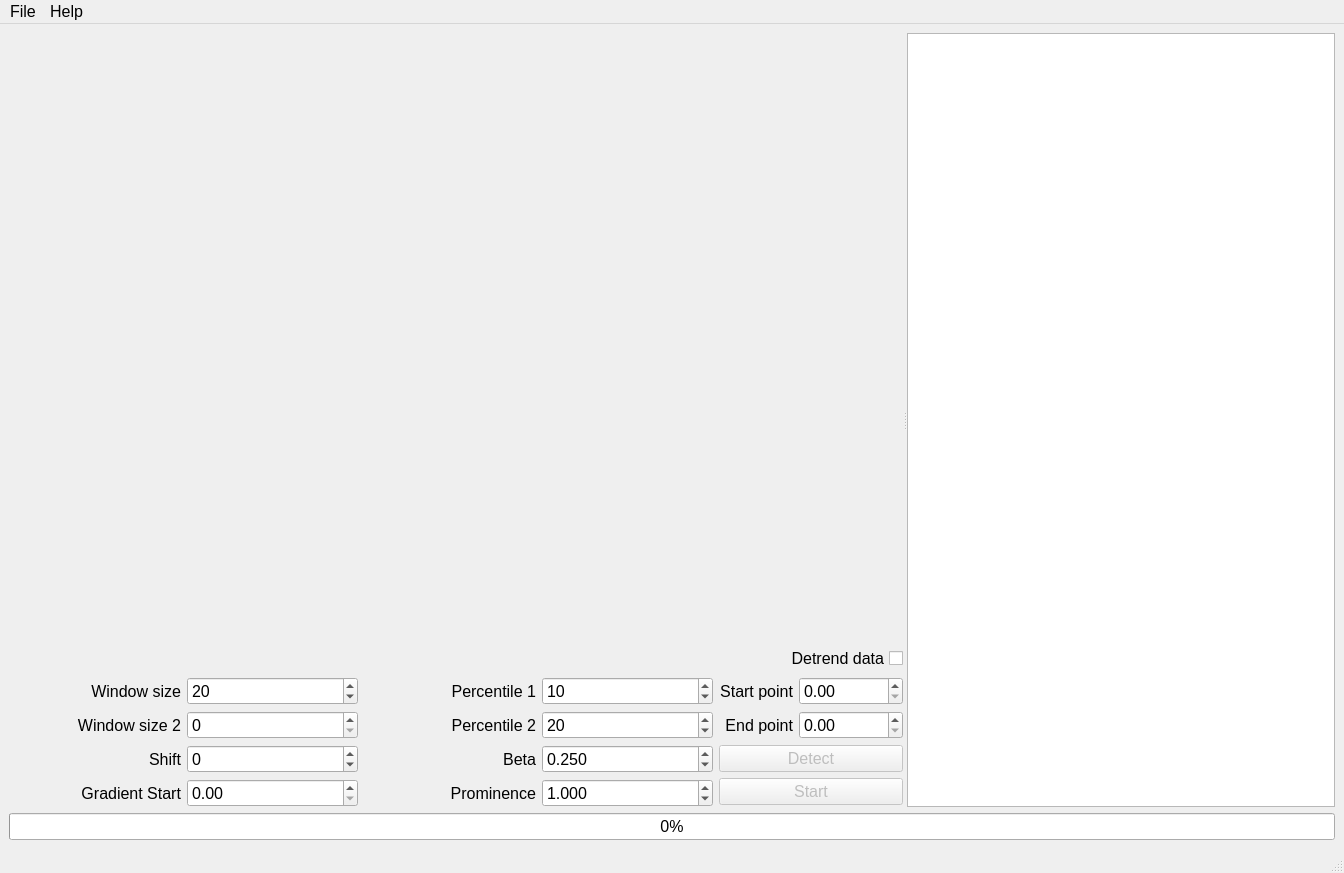
This is TransientAnalyzer.ui in IuliiaBaglaeva/TransientAnalyzerUI as Qt 5 draws it before an edit. The edited form follows.
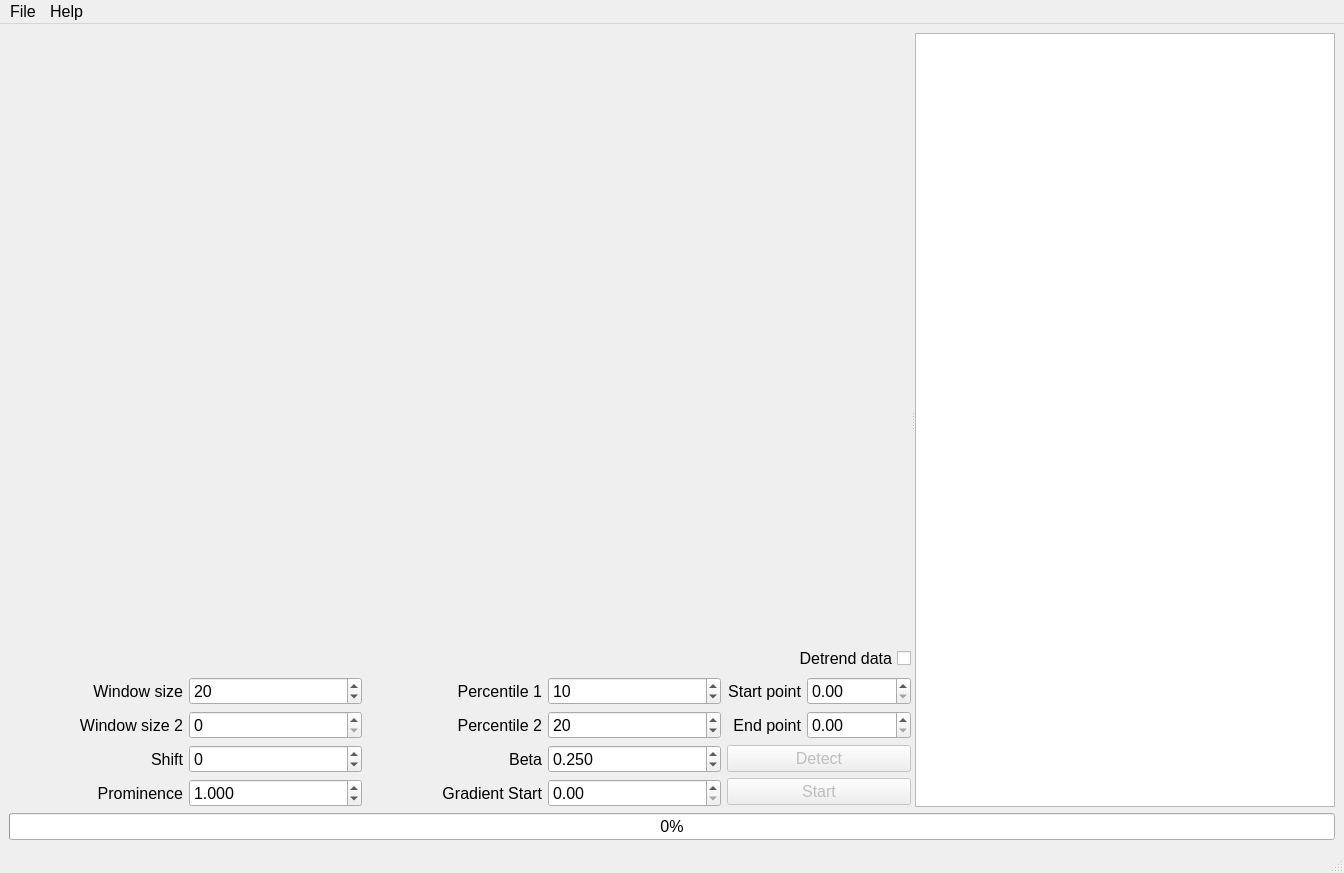
This is the edited form. Custom widgets are drawn as their Qt base class.

Commit message: Changed place of parameters

The edit to the form file:
```diff
--- a/TransientAnalyzer.ui
+++ b/TransientAnalyzer.ui
@@ -107,9 +107,9 @@
                  </widget>
                 </item>
                 <item>
-                 <widget class="QLabel" name="label_8">
+                 <widget class="QLabel" name="label_10">
                   <property name="text">
-                   <string>Gradient Start</string>
+                   <string>Prominence</string>
                   </property>
                   <property name="alignment">
                    <set>Qt::AlignRight|Qt::AlignTrailing|Qt::AlignVCenter</set>
@@ -156,7 +156,23 @@
                  </widget>
                 </item>
                 <item>
-                 <widget class="QDoubleSpinBox" name="GradientBox"/>
+                 <widget class="QDoubleSpinBox" name="ProminenceBox">
+                  <property name="decimals">
+                   <number>3</number>
+                  </property>
+                  <property name="minimum">
+                   <double>0.100000000000000</double>
+                  </property>
+                  <property name="maximum">
+                   <double>3.000000000000000</double>
+                  </property>
+                  <property name="singleStep">
+                   <double>0.100000000000000</double>
+                  </property>
+                  <property name="value">
+                   <double>1.000000000000000</double>
+                  </property>
+                 </widget>
                 </item>
                </layout>
               </item>
@@ -204,9 +220,9 @@
                  </widget>
                 </item>
                 <item>
-                 <widget class="QLabel" name="label_10">
+                 <widget class="QLabel" name="label_8">
                   <property name="text">
-                   <string>Prominence</string>
+                   <string>Gradient Start</string>
                   </property>
                   <property name="alignment">
                    <set>Qt::AlignRight|Qt::AlignTrailing|Qt::AlignVCenter</set>
@@ -262,23 +278,7 @@
                  </widget>
                 </item>
                 <item>
-                 <widget class="QDoubleSpinBox" name="ProminenceBox">
-                  <property name="decimals">
-                   <number>3</number>
-                  </property>
-                  <property name="minimum">
-                   <double>0.100000000000000</double>
-                  </property>
-                  <property name="maximum">
-                   <double>3.000000000000000</double>
-                  </property>
-                  <property name="singleStep">
-                   <double>0.100000000000000</double>
-                  </property>
-                  <property name="value">
-                   <double>1.000000000000000</double>
-                  </property>
-                 </widget>
+                 <widget class="QDoubleSpinBox" name="GradientBox"/>
                 </item>
                </layout>
               </item>
```
Left out of the diff: 2 changed lines with no effect on the pictures.
